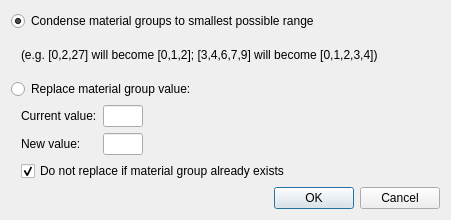
The window that Applications/DataExplorer/DataView/MeshValueEdit.ui (ufz/ogs) describes before a commit, drawn with Qt 5.
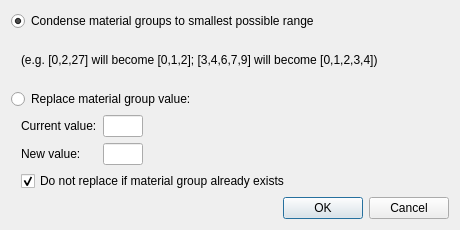
The same window after the commit.

What changed in the file:
```diff
--- a/Applications/DataExplorer/DataView/MeshValueEdit.ui
+++ b/Applications/DataExplorer/DataView/MeshValueEdit.ui
@@ -6,10 +6,22 @@
    <rect>
     <x>0</x>
     <y>0</y>
-    <width>451</width>
-    <height>220</height>
+    <width>460</width>
+    <height>230</height>
    </rect>
   </property>
+  <property name="minimumSize">
+   <size>
+    <width>460</width>
+    <height>230</height>
+   </size>
+  </property>
+  <property name="maximumSize">
+   <size>
+    <width>460</width>
+    <height>230</height>
+   </size>
+  </property>
   <property name="windowTitle">
    <string>Dialog</string>
   </property>
```
